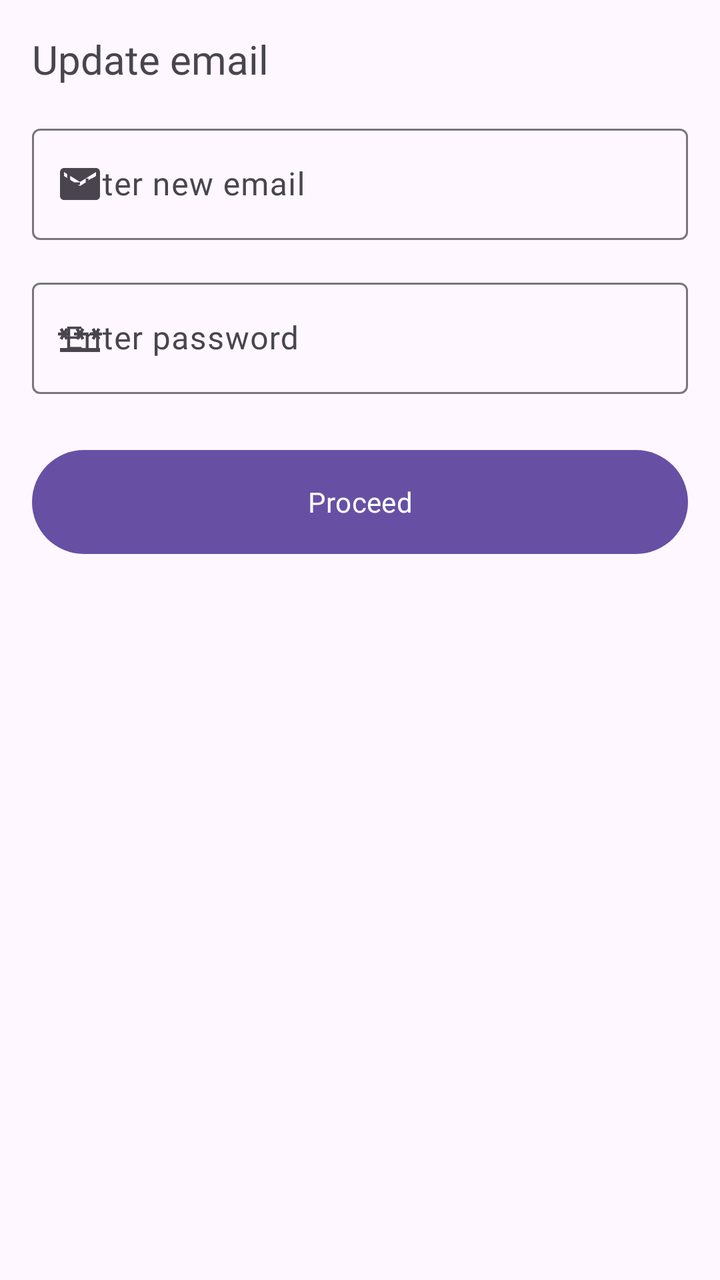
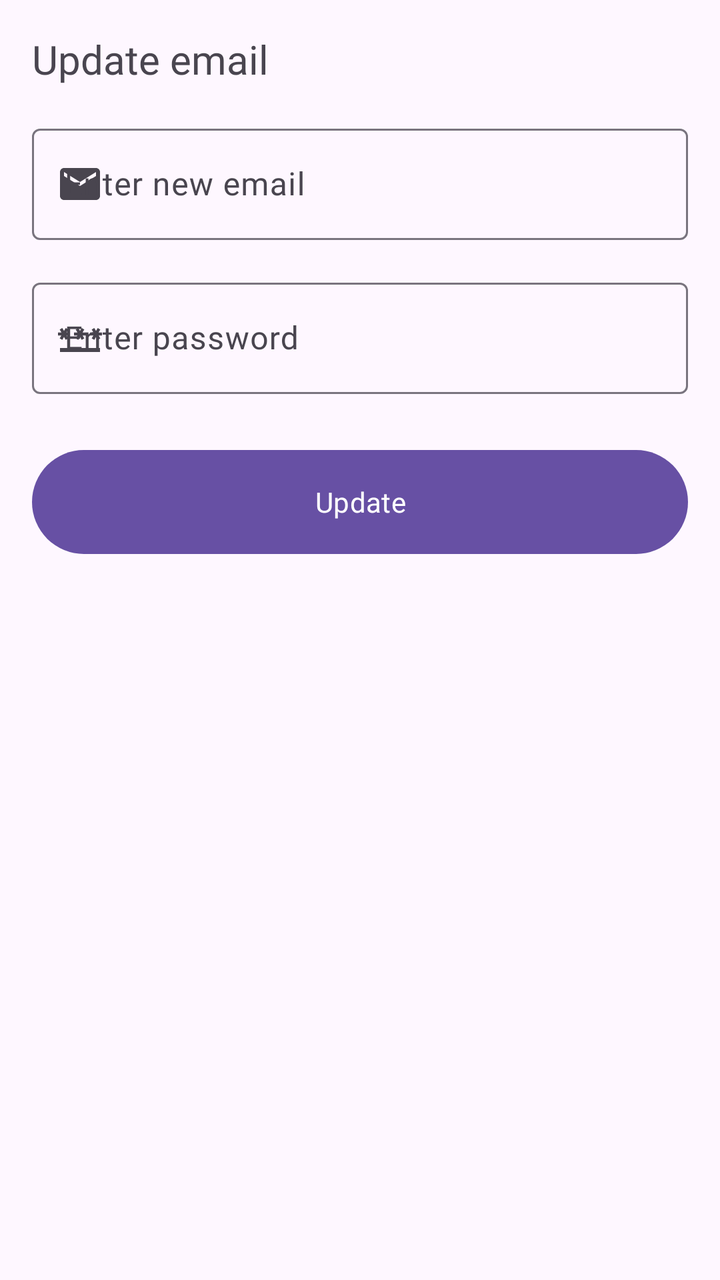

Screens rendered from an Android XML layout before and after an edit, with the pre-edit source and the edit as a unified diff.
<!-- AndroidManifest.xml: application theme Theme.RmmcTourism -->
<!-- res/layout/activity_update_email.xml -->
<?xml version="1.0" encoding="utf-8"?>
<androidx.constraintlayout.widget.ConstraintLayout xmlns:android="http://schemas.android.com/apk/res/android"
    xmlns:app="http://schemas.android.com/apk/res-auto"
    xmlns:tools="http://schemas.android.com/tools"
    android:layout_width="match_parent"
    android:layout_height="match_parent"
    tools:context=".views.UpdateEmail">

    <com.google.android.material.textfield.TextInputLayout
        android:id="@+id/til_update_email"
        android:layout_width="0dp"
        android:layout_height="wrap_content"
        android:layout_marginStart="16dp"
        android:layout_marginTop="16dp"
        android:layout_marginEnd="16dp"
        app:layout_constraintEnd_toEndOf="parent"
        app:layout_constraintHorizontal_bias="0.0"
        app:layout_constraintStart_toStartOf="parent"
        app:layout_constraintTop_toBottomOf="@+id/textView22"
        app:startIconDrawable="@drawable/ic_email">

        <com.google.android.material.textfield.TextInputEditText
            android:layout_width="match_parent"
            android:layout_height="wrap_content"
            android:fontFamily="@font/inter"
            android:hint="Enter new email" />
    </com.google.android.material.textfield.TextInputLayout>

    <TextView
        android:id="@+id/textView22"
        android:layout_width="0dp"
        android:layout_height="wrap_content"
        android:layout_marginStart="16dp"
        android:layout_marginTop="16dp"
        android:layout_marginEnd="16dp"
        android:fontFamily="@font/inter_bold"
        android:text="Update email"
        android:textSize="20sp"
        app:layout_constraintEnd_toEndOf="parent"
        app:layout_constraintStart_toStartOf="parent"
        app:layout_constraintTop_toTopOf="parent" />

    <com.google.android.material.textfield.TextInputLayout
        android:id="@+id/til_update_email_password"
        android:layout_width="0dp"
        android:layout_height="wrap_content"
        android:layout_marginStart="16dp"
        android:layout_marginTop="16dp"
        android:layout_marginEnd="16dp"
        app:layout_constraintEnd_toEndOf="parent"
        app:layout_constraintStart_toStartOf="parent"
        app:layout_constraintTop_toBottomOf="@+id/til_update_email"
        app:startIconDrawable="@drawable/ic_password">

        <com.google.android.material.textfield.TextInputEditText
            android:layout_width="match_parent"
            android:layout_height="wrap_content"
            android:fontFamily="@font/inter"
            android:hint="Enter password" />
    </com.google.android.material.textfield.TextInputLayout>

    <Button
        android:id="@+id/btn_update_email"
        android:layout_width="0dp"
        android:layout_height="60dp"
        android:layout_marginStart="16dp"
        android:layout_marginTop="24dp"
        android:layout_marginEnd="16dp"
        android:fontFamily="@font/inter_medium"
        android:text="Proceed"
        app:layout_constraintEnd_toEndOf="parent"
        app:layout_constraintStart_toStartOf="parent"
        app:layout_constraintTop_toBottomOf="@+id/til_update_email_password" />

</androidx.constraintlayout.widget.ConstraintLayout>
<!-- resources referenced by this layout -->
<resources>
  <!-- drawable ic_email (drawable) -->
  <vector android:height="24dp" android:tint="#000000"
      android:viewportHeight="24" android:viewportWidth="24"
      android:width="24dp" xmlns:android="http://schemas.android.com/apk/res/android">
      <path android:fillColor="@android:color/white" android:pathData="M20,4L4,4c-1.1,0 -1.99,0.9 -1.99,2L2,18c0,1.1 0.9,2 2,2h16c1.1,0 2,-0.9 2,-2L22,6c0,-1.1 -0.9,-2 -2,-2zM20,8l-8,5 -8,-5L4,6l8,5 8,-5v2z"/>
  </vector>
  <!-- drawable ic_password (drawable) -->
  <vector android:height="24dp" android:tint="#000000"
      android:viewportHeight="24" android:viewportWidth="24"
      android:width="24dp" xmlns:android="http://schemas.android.com/apk/res/android">
      <path android:fillColor="@android:color/white" android:pathData="M2,17h20v2H2V17zM3.15,12.95L4,11.47l0.85,1.48l1.3,-0.75L5.3,10.72H7v-1.5H5.3l0.85,-1.47L4.85,7L4,8.47L3.15,7l-1.3,0.75L2.7,9.22H1v1.5h1.7L1.85,12.2L3.15,12.95zM9.85,12.2l1.3,0.75L12,11.47l0.85,1.48l1.3,-0.75l-0.85,-1.48H15v-1.5h-1.7l0.85,-1.47L12.85,7L12,8.47L11.15,7l-1.3,0.75l0.85,1.47H9v1.5h1.7L9.85,12.2zM23,9.22h-1.7l0.85,-1.47L20.85,7L20,8.47L19.15,7l-1.3,0.75l0.85,1.47H17v1.5h1.7l-0.85,1.48l1.3,0.75L20,11.47l0.85,1.48l1.3,-0.75l-0.85,-1.48H23V9.22z"/>
  </vector>
  <style name="Theme.RmmcTourism" parent="Base.Theme.RmmcTourism" />
  <style name="Base.Theme.RmmcTourism" parent="Theme.Material3.DayNight.NoActionBar">
          
          
      </style>
</resources>

<!-- the commit's change to res/layout/activity_update_email.xml (unified diff, before → after) -->
@@ -67,7 +67,7 @@
         android:layout_marginTop="24dp"
         android:layout_marginEnd="16dp"
         android:fontFamily="@font/inter_medium"
-        android:text="Proceed"
+        android:text="Update"
         app:layout_constraintEnd_toEndOf="parent"
         app:layout_constraintStart_toStartOf="parent"
         app:layout_constraintTop_toBottomOf="@+id/til_update_email_password" />
